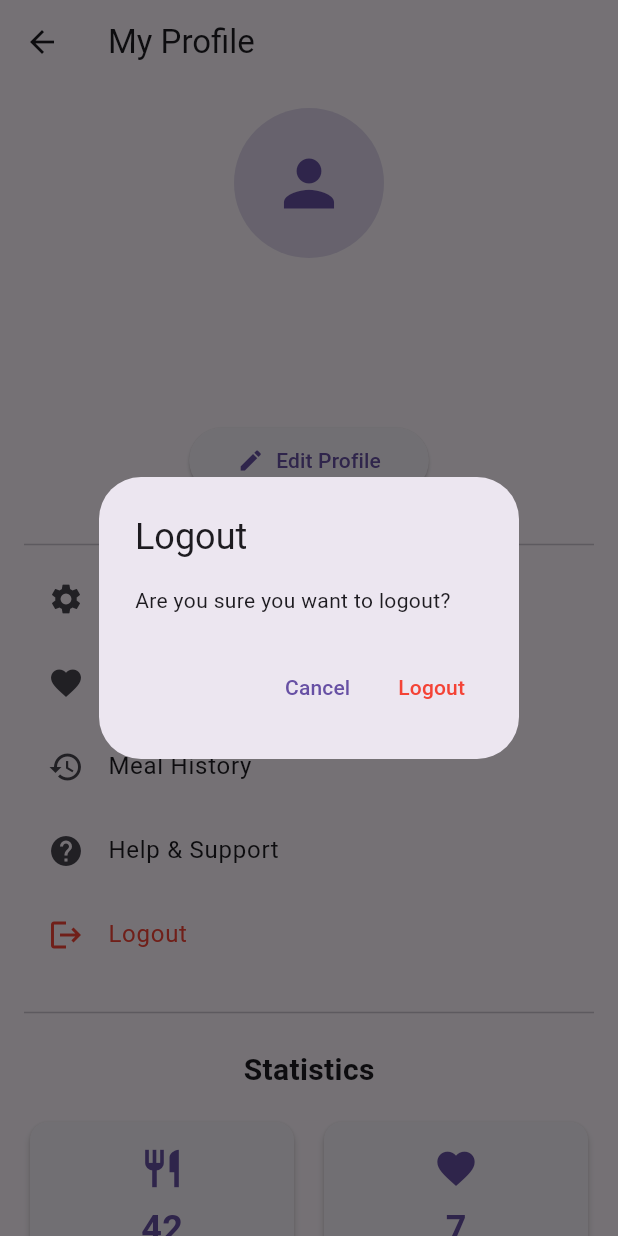
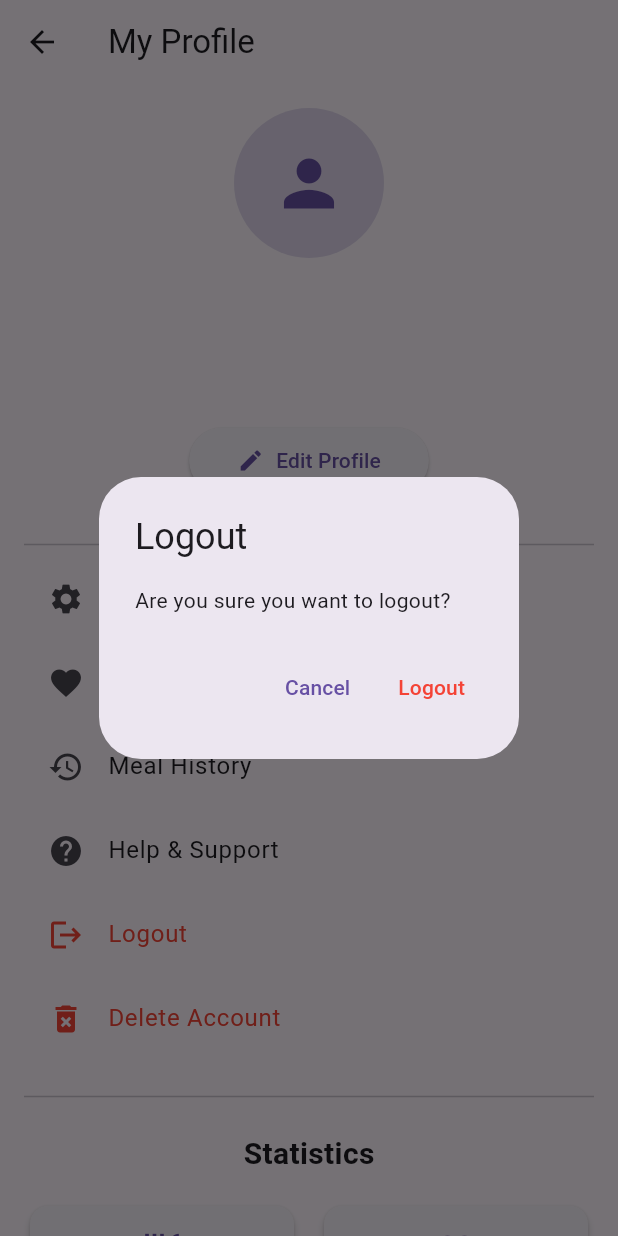
Before and after one commit to ainorjamal/meal_planner, a Flutter app: the screen it shows once a user with an empty profile is signed in, item 4 of the bottom bar chosen, after a tap on "Logout", on a phone screen of 412 x 824 dp. Run offline on Flutter 3.47's test engine with Material 3 defaults, Android fonts, the phone set to English and light mode, and no system bars; our stand-ins replace cloud_firestore, firebase_auth, firebase_core, firebase_storage, fluttertoast, image_picker and 1 more; accounts and stored records are empty.

Commit message:
feat: forgot password and fix delete account

```diff
--- a/lib/pages/login_screen.dart
+++ b/lib/pages/login_screen.dart
@@ -136,6 +136,37 @@ class _LoginScreenState extends State<LoginScreen> {
                       return null;
                     },
                   ),
+                  // Add this inside the build method, right after the password field
+                  const SizedBox(height: 8),
+                  Align(
+                    alignment: Alignment.centerRight,
+                    child: TextButton(
+                      onPressed: () async {
+                        final email = _emailController.text.trim();
+                        if (email.isEmpty || !RegExp(r'^[\w-\.]+@([\w-]+\.)+[\w-]{2,4}$').hasMatch(email)) {
+                          setState(() {
+                            _errorMessage = 'Please enter a valid email address to reset your password.';
+                          });
+                          return;
+                        }
+
+                        try {
+                          await FirebaseAuth.instance.sendPasswordResetEmail(email: email);
+                          setState(() {
+                            _errorMessage = 'Password reset email sent. Please check your inbox.';
+                          });
+                        } catch (e) {
+                          setState(() {
+                            _errorMessage = 'Failed to send password reset email. Please try again.';
+                          });
+                        }
+                      },
+                      child: const Text(
+                        'Forgot Password?',
+                        style: TextStyle(color: Colors.blue),
+                      ),
+                    ),
+                  ),
                   if (_errorMessage.isNotEmpty) ...[
                     const SizedBox(height: 16),
                     Text(
```
Also changed, not shown: lib/screens/user_profile_screen.dart (+81 -0 lines).
